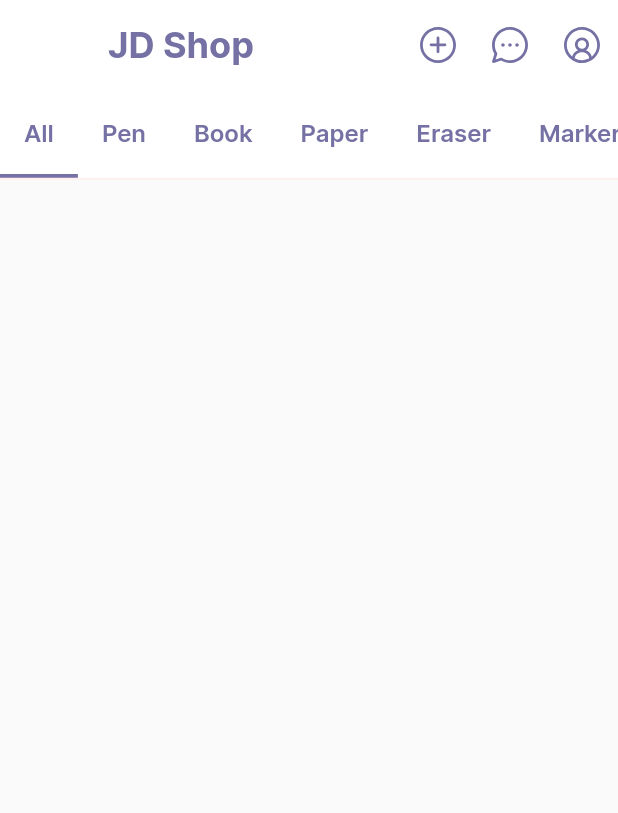
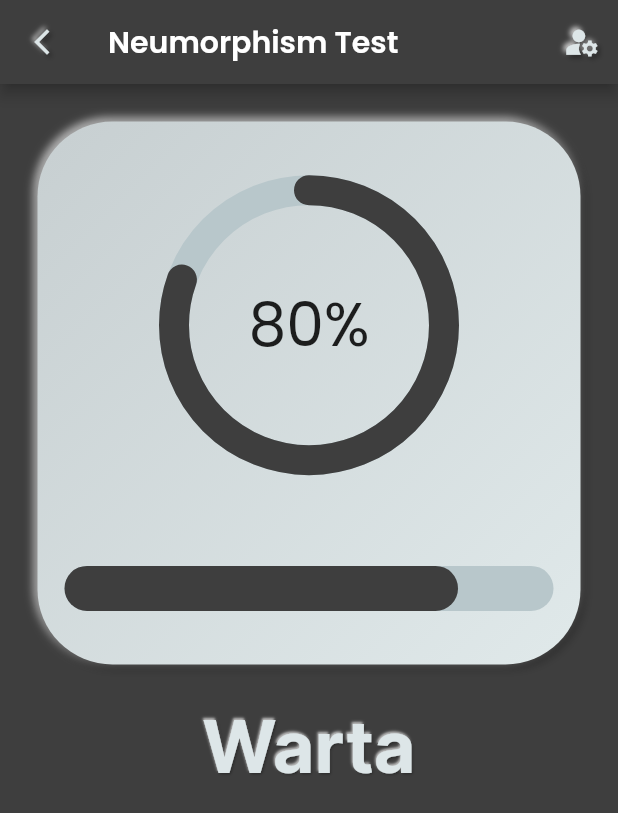
Before and after one commit to Kchanit/jd_shop, a Flutter app: the HomeScreen screen opened by its route, after a tap on an icon or button, on a phone screen of 412 x 824 dp. Shown: the top 813 px of the screen. Run offline on Flutter 3.47's test engine with Material 2 defaults, Android fonts, the phone set to English and light mode, and no system bars; drawn by our look-alikes of flutter_neumorphic, percent_indicator; our stand-ins replace cloud_firestore, firebase_auth, firebase_core, firebase_storage, flutter_svg, get and 3 more; accounts and stored records are empty.

Commit message:
neumorphic ui test

```diff
--- a/lib/main.dart
+++ b/lib/main.dart
@@ -1,5 +1,6 @@
 import 'package:firebase_core/firebase_core.dart';
 import 'package:flutter/material.dart';
+import 'package:flutter_neumorphic/flutter_neumorphic.dart';
 import 'package:jd_shop/route.dart';
 import 'package:jd_shop/services/auth_service.dart';
 import 'package:jd_shop/services/database_service.dart';
@@ -45,6 +46,11 @@ class MyApp extends StatelessWidget {
         scaffoldMessengerKey: messageKey,
         debugShowCheckedModeBanner: false,
         theme: appTheme(),
+      //   theme: NeumorphicThemeData(
+      //   baseColor: Color(0xFFFFFFFF),
+      //   lightSource: LightSource.topLeft,
+      //   depth: 10,
+      // ),
         initialRoute: "/login",
         routes: routes,
       ),
--- a/lib/route.dart
+++ b/lib/route.dart
@@ -7,6 +7,7 @@ import 'package:jd_shop/screens/login_screen.dart';
 import 'package:jd_shop/screens/product_info_screen.dart';
 import 'package:jd_shop/screens/profile_screen.dart';
 import 'package:jd_shop/screens/register_screen.dart';
+import 'package:jd_shop/screens/test_screen.dart';
 import 'package:jd_shop/screens/top_up_screen.dart';
 import 'package:jd_shop/screens/transaction_screen.dart';
 import 'package:jd_shop/screens/withdraw_screen.dart';
@@ -23,6 +24,8 @@ final Map<String, WidgetBuilder> routes = <String, WidgetBuilder>{
   "/register" : (BuildContext context) => RegisterScreen(),
   "/google-register" : (BuildContext context) => GoogleRegisterScreen(),
   "/edit-product" : (BuildContext context) => EditProductScreen(),
+  "/test" : (BuildContext context) => TestScreen(),
+
 
 
 };
--- a/lib/screens/home_screen.dart
+++ b/lib/screens/home_screen.dart
@@ -137,7 +137,9 @@ class _HomeScreenState extends State<HomeScreen> with TickerProviderStateMixin {
                 icon: SvgPicture.asset('assets/icons/add.svg')),
           ),
           IconButton(
-              onPressed: () {}, icon: SvgPicture.asset('assets/icons/msg.svg')),
+              onPressed: () {
+                Navigator.pushNamed(context, '/test');
+              }, icon: SvgPicture.asset('assets/icons/msg.svg')),
           IconButton(
               onPressed: () {
                 Navigator.pushNamed(context, '/profile-screen');
--- /dev/null
+++ b/lib/screens/test_screen.dart
@@ -0,0 +1,126 @@
+import 'package:flutter/material.dart';
+import 'package:flutter_neumorphic/flutter_neumorphic.dart';
+import 'package:flutter_svg/flutter_svg.dart';
+import 'package:google_fonts/google_fonts.dart';
+import 'package:jd_shop/themes/color.dart';
+import 'package:jd_shop/widgets/main_btn_widget.dart';
+import 'package:google_fonts/google_fonts.dart';
+import 'package:percent_indicator/circular_percent_indicator.dart';
+import 'package:percent_indicator/linear_percent_indicator.dart';
+import '../themes/color.dart';
+
+class TestScreen extends StatefulWidget {
+  const TestScreen({super.key});
+
+  @override
+  State<TestScreen> createState() => _TestScreenState();
+}
+
+class _TestScreenState extends State<TestScreen> {
+  double currentProg = 1690;
+  double target = 2100;
+  @override
+  Widget build(BuildContext context) {
+    double result = currentProg / target;
+    int perc = (result * 100).toInt();
+    print(result);
+    return Scaffold(
+        // backgroundColor: kColorsWhite2,
+        backgroundColor: Color(0xFF3E3E3E),
+        appBar: AppBar(
+          backgroundColor: Color(0xFF3E3E3E),
+          leading: IconButton(
+            icon: (NeumorphicIcon(Icons.arrow_back_ios_new)),
+            onPressed: () {
+              Navigator.pop(context);
+            },
+          ),
+          actions: [
+            IconButton(
+              onPressed: () {
+                Navigator.pushNamed(context, "/profile-screen");
+              },
+              // icon: SvgPicture.asset(
+              //   "assets/icons/edit.svg",
+              //   color: kColorsWhite,
+              // )
+              icon: NeumorphicIcon(
+                Icons.manage_accounts,
+                size: 25,
+              ),
+            ),
+          ],
+          title: Text(
+            "Neumorphism Test",
+            style: GoogleFonts.getFont('Poppins',
+                fontSize: 20, fontWeight: FontWeight.w600),
+          ),
+        ),
+        body: InkWell(
+          onTap: () {
+            FocusScope.of(context).unfocus();
+          },
+          child: ListView(
+            children: [
+              Padding(
+                padding: EdgeInsets.all(25),
+                child: AspectRatio(
+                  aspectRatio: 1,
+                  child: Neumorphic(
+                    style: NeumorphicStyle(
+                        shape: NeumorphicShape.concave,
+                        boxShape: NeumorphicBoxShape.roundRect(
+                            BorderRadius.circular(50)),
+                        lightSource: LightSource.topLeft,
+                        depth: 4),
+                    child: Padding(
+                      padding: const EdgeInsets.all(8.0),
+                      child: Column(
+                        mainAxisAlignment: MainAxisAlignment.spaceEvenly,
+                        children: [
+                          CircularPercentIndicator(
+                            animation: true,
+                            animationDuration: 1000,
+                            radius: 100,
+                            lineWidth: 20,
+                            percent: result,
+                            progressColor: Color(0xFF3E3E3E),
+                            circularStrokeCap: CircularStrokeCap.round,
+                            center: Text(
+                              '$perc%',
+                              style:
+                                  GoogleFonts.getFont('Poppins', fontSize: 40),
+                            ),
+                          ),
+                          SizedBox(height: 5),
+                          LinearPercentIndicator(
+                            animation: true,
+                            animationDuration: 1000,
+                            lineHeight: 30,
+                            barRadius: Radius.circular(20),
+                            percent: result,
+                            progressColor: Color(0xFF3E3E3E),
+                          ),
+                          // NeumorphicProgress(
+                          //   height: 20,
+
+                          // )
+                        ],
+                      ),
+                    ),
+                  ),
+                ),
+              ),
+              Center(
+                child: NeumorphicText('Warta',
+                    style: NeumorphicStyle(
+                      depth: 1.5,
+                    ),
+                    textStyle: NeumorphicTextStyle(
+                        fontSize: 48, fontWeight: FontWeight.w700)),
+              )
+            ],
+          ),
+        ));
+  }
+}
--- a/lib/themes/color.dart
+++ b/lib/themes/color.dart
@@ -5,4 +5,5 @@ const Color kColorsCream = Color.fromARGB(255, 255, 241, 240);
 const Color kColorsRed = Color.fromARGB(255, 243, 119, 121);
 const Color kColorsGrey = Color.fromARGB(255, 178, 175, 174);
 const Color kColorsBlack = Color.fromARGB(255, 38, 38, 38);
+const Color kColorsWhite2 = Color.fromRGBO(223, 236, 244, 6);
 const Color kColorsWhite = Colors.white;
--- a/lib/themes/style.dart
+++ b/lib/themes/style.dart
@@ -1,3 +1,4 @@
+import 'package:flutter_neumorphic/flutter_neumorphic.dart';
 import 'package:jd_shop/themes/color.dart';
 import 'package:flutter/material.dart';
 
--- a/pubspec.yaml
+++ b/pubspec.yaml
@@ -45,6 +45,9 @@ dependencies:
   provider: ^6.0.4
   google_sign_in: ^5.4.2
   get: ^4.6.5
+  google_fonts: ^3.0.1
+  flutter_neumorphic: ^3.2.0
+  percent_indicator: ^4.2.2
 
 dev_dependencies:
   flutter_test:
@@ -101,6 +104,9 @@ flutter:
         - asset: fonts/Inter-Regular.ttf
         - asset: fonts/Inter-SemiBold.ttf
         - asset: fonts/Inter-Bold.ttf
+    - family:  MyFlutterApp
+      fonts:
+        - asset: fonts/MyFlutterApp.ttf
   #
   # For details regarding fonts from package dependencies,
   # see https://flutter.dev/custom-fonts/#from-packages
```
Also changed, not shown: pubspec.lock, 1 other file.
